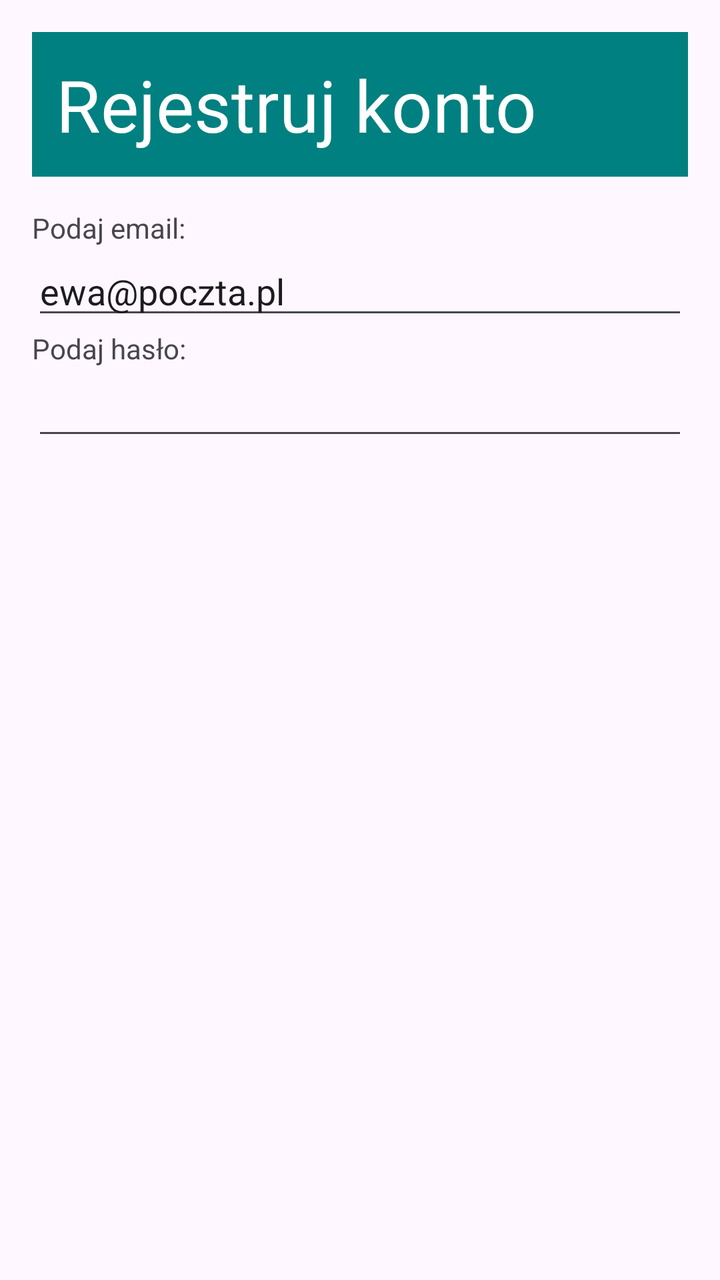
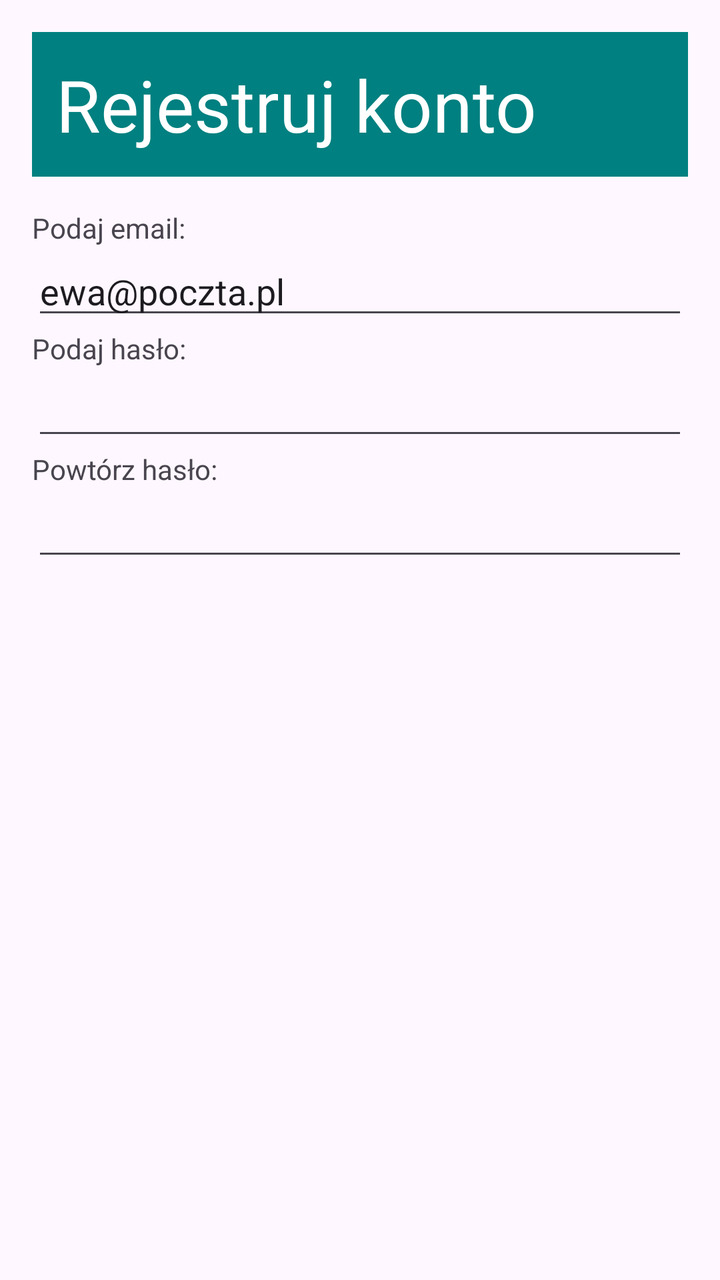

Compare the two renders of this Android layout. The source of the first and the diff that turns it into the second are given below.
<!-- AndroidManifest.xml: application theme Theme._2809 -->
<!-- res/layout/activity_main.xml -->
<?xml version="1.0" encoding="utf-8"?>
<LinearLayout xmlns:android="http://schemas.android.com/apk/res/android"
    xmlns:tools="http://schemas.android.com/tools"
    android:id="@+id/main"
    android:layout_width="match_parent"
    android:layout_height="match_parent"
    android:orientation="vertical"
    android:padding="16dp"
    tools:context=".MainActivity">

    <TextView
        android:id="@+id/tvTitle"
        android:layout_width="match_parent"
        android:layout_height="wrap_content"
        android:background="#008080"
        android:gravity="left"
        android:padding="12dp"
        android:text="Rejestruj konto"
        android:textColor="#FFFFFF"
        android:textSize="36sp" />

    <LinearLayout
        android:id="@+id/rowTop"
        android:layout_width="match_parent"
        android:layout_height="wrap_content"
        android:layout_marginTop="16dp"
        android:orientation="vertical">

        <TextView
            android:id="@+id/textView2"
            android:layout_width="match_parent"
            android:layout_height="wrap_content"
            android:text="@string/email"/>

        <EditText
            android:id="@+id/editTextTextEmailAddress"
            android:layout_width="match_parent"
            android:layout_height="wrap_content"
            android:ems="10"
            android:inputType="textEmailAddress"
            android:text="@string/email_tekst" />

        <TextView
            android:id="@+id/textView3"
            android:layout_width="match_parent"
            android:layout_height="wrap_content"
            android:text="@string/haslo"
            />

        <EditText
            android:id="@+id/editTextTextPassword2"
            android:layout_width="match_parent"
            android:layout_height="wrap_content"
            android:ems="10"
            android:inputType="textPassword"
            />
    </LinearLayout>



</LinearLayout>
<!-- resources referenced by this layout -->
<resources>
  <string name="email">Podaj email:</string>
  <string name="email_tekst">ewa@poczta.pl</string>
      v
  <string name="haslo">Podaj hasło:</string>
  <style name="Theme._2809" parent="Base.Theme._2809" />
  <style name="Base.Theme._2809" parent="Theme.Material3.DayNight.NoActionBar">
          
          
      </style>
</resources>

<!-- the commit's change to res/layout/activity_main.xml (unified diff, before → after) -->
@@ -54,8 +54,22 @@
             android:ems="10"
             android:inputType="textPassword"
             />
+        <TextView
+            android:id="@+id/textView3"
+            android:layout_width="match_parent"
+            android:layout_height="wrap_content"
+            android:text="@string/haslo2"
+            />
+        <EditText
+            android:id="@+id/editTextTextPassword3"
+            android:layout_width="match_parent"
+            android:layout_height="wrap_content"
+            android:ems="10"
+            android:inputType="textPassword" />
+
     </LinearLayout>
 
 
 
+
 </LinearLayout>
<!-- resource entries referenced after the edit -->
@@ -2,8 +2,8 @@
 <resources>
   <string name="email">Podaj email:</string>
   <string name="email_tekst">ewa@poczta.pl</string>
-      v
   <string name="haslo">Podaj hasło:</string>
+  <string name="haslo2">Powtórz hasło:</string>
   <style name="Theme._2809" parent="Base.Theme._2809" />
   <style name="Base.Theme._2809" parent="Theme.Material3.DayNight.NoActionBar">
           
